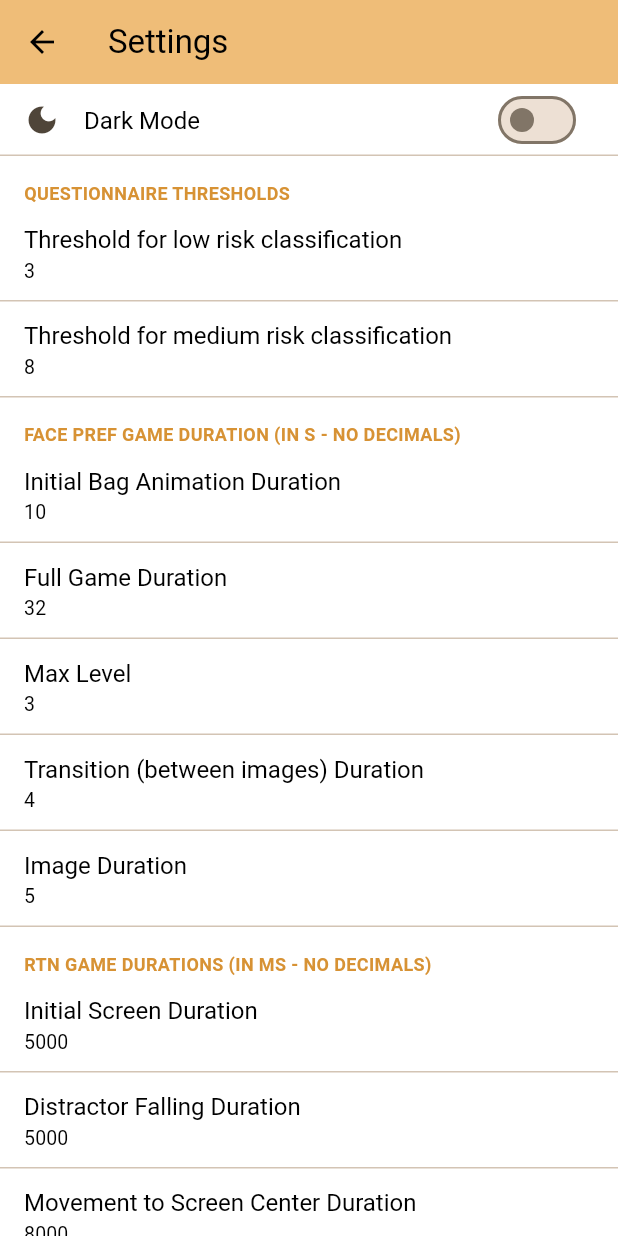
After one commit to shirsho-12/bci_mimosa, a Flutter app: the screen it shows after launch, after a tap on the "settings" icon, on a phone screen of 412 x 824 dp. The commit adds this screen. Run offline on Flutter 3.47's test engine with Material 3 defaults, Android fonts, the phone set to English and light mode, and no system bars; drawn by our look-alikes of flutter_settings_screens; our stand-ins replace audioplayers, bloc, equatable, flex_color_scheme, flutter_bloc, flutter_native_splash and 2 more.

Commit message:
Add settings, splash screen

```diff
--- a/lib/landing_page.dart
+++ b/lib/landing_page.dart
@@ -14,6 +14,14 @@ class LandingPage extends StatelessWidget {
     return Scaffold(
       appBar: AppBar(
         title: const Text('Mimosa'),
+        actions: [
+          IconButton(
+              onPressed: () {
+                devtools.log('Settings');
+                Navigator.pushNamed(context, '/settings');
+              },
+              icon: const Icon(Icons.settings))
+        ],
       ),
       body: Padding(
         padding: const EdgeInsets.all(16.0),
--- a/lib/main.dart
+++ b/lib/main.dart
@@ -1,11 +1,23 @@
 import 'package:flex_color_scheme/flex_color_scheme.dart';
 import 'package:flutter/material.dart';
+import 'package:flutter_native_splash/flutter_native_splash.dart';
+import 'package:flutter_settings_screens/flutter_settings_screens.dart';
 import 'package:mimosa/app_ui.dart';
+import 'package:mimosa/models/constants.dart';
 import 'package:mimosa/models/question_set.dart';
+import 'package:mimosa/models/shared.dart';
 import 'package:mimosa/routes.dart';
 import 'package:provider/provider.dart';
 
-void main() {
+void main() async {
+  WidgetsBinding widgetsBinding = WidgetsFlutterBinding.ensureInitialized();
+  FlutterNativeSplash.preserve(widgetsBinding: widgetsBinding);
+
+  await SharedData.init();
+  SharePreferenceCache spCache = SharePreferenceCache();
+  await spCache.init();
+  await Settings.init(cacheProvider: spCache);
+
   runApp(const MyApp());
 }
 
@@ -41,7 +53,11 @@ class MyApp extends StatelessWidget {
       providers: [
         ChangeNotifierProvider(create: (context) => QuestionSet()),
       ],
-      child: MaterialApp(
+      child: ValueChangeObserver<bool>(
+          cacheKey: SettingsKeys.keyDarkMode,
+          defaultValue: ThemeMode.system == ThemeMode.dark,
+          builder: (builder, isDarkMode, context) {
+            return MaterialApp(
               title: 'Mimosa',
               debugShowCheckedModeBanner: false,
               theme: FlexColorScheme.light(
@@ -58,9 +74,22 @@ class MyApp extends StatelessWidget {
                       thumbVisibility: WidgetStateProperty.all<bool>(true),
                     ),
                   ),
+              darkTheme: FlexThemeData.dark(
+                scheme: FlexScheme.flutterDash,
+                surfaceMode: FlexSurfaceMode.levelSurfacesLowScaffold,
+                blendLevel: 15,
+                subThemesData: const FlexSubThemesData(
+                  blendOnLevel: 20,
+                ),
+                visualDensity: FlexColorScheme.comfortablePlatformDensity,
+                // To use the Playground font, add GoogleFonts package and uncomment
+                // fontFamily: GoogleFonts.notoSans().fontFamily,
+              ),
+              themeMode: isDarkMode ? ThemeMode.dark : ThemeMode.light,
               initialRoute: RouteGenerator.homepage,
               onGenerateRoute: RouteGenerator.generateRoute,
-      ),
+            );
+          }),
     );
   }
 }
--- a/lib/models/constants.dart
+++ b/lib/models/constants.dart
@@ -1,3 +1,24 @@
+import 'package:flutter_settings_screens/flutter_settings_screens.dart';
+
+class SettingsKeys {
+  static const initDuration = 'fp_init_duration';
+  static const gameDuration = 'fp_game_duration';
+  static const maxLevel = 'max_level';
+  static const transitionDuration = 'fp_transition_duration';
+  static const imageDuration = 'fp_image_duration';
+
+  static const rtnInitDuration = 'rtn_init_duration';
+  static const distractorDuration = 'rtn_distractor_duration';
+  static const movementDuration = 'rtn_move_duration';
+  static const wowDuration = 'rtn_wow_duration';
+  static const pointingDuration = 'rtn_point_duration';
+
+  static const lowRiskNum = 'low_risk';
+  static const mediumRiskNum = 'medium_risk';
+
+  static const keyDarkMode = 'dark_mode';
+}
+
 class Constants {
   static List<int> durationsInSeconds = [
     0, // start
@@ -6,17 +27,40 @@ class Constants {
     2, // half-open bag
     2, // open bag
   ];
-
-  static int initDuration = 10;
-  static int gameDuration = 32;
-  static int maxLevel = 3;
-  static int transitionDuration = 4;
-  static int imageDuration = 5;
+  static final int initDuration = int.parse(
+      (Settings.getValue(SettingsKeys.initDuration, defaultValue: "10")!));
+  static final int gameDuration = int.parse(
+      (Settings.getValue(SettingsKeys.gameDuration, defaultValue: "32")!));
+  static final int maxLevel =
+      int.parse((Settings.getValue(SettingsKeys.maxLevel, defaultValue: "3")!));
+  static final int transitionDuration = int.parse(
+      (Settings.getValue(SettingsKeys.transitionDuration, defaultValue: "4")!));
+  static final int imageDuration = int.parse(
+      (Settings.getValue(SettingsKeys.imageDuration, defaultValue: "5")!));
   static double transitionWeight =
       transitionDuration / (transitionDuration + imageDuration);
   static double imageWeight =
       imageDuration / (transitionDuration + imageDuration);
 
-  static int lowRisk = 3;
-  static int mediumRisk = 8;
+  static int lowRisk = int.parse(
+      (Settings.getValue(SettingsKeys.lowRiskNum, defaultValue: "3")!));
+  static int mediumRisk = int.parse(
+      (Settings.getValue(SettingsKeys.mediumRiskNum, defaultValue: "8")!));
+
+  static final int rtnInitDuration = int.parse(
+      (Settings.getValue(SettingsKeys.rtnInitDuration, defaultValue: "5000")!));
+  static final int distractorDuration = int.parse((Settings.getValue(
+      SettingsKeys.distractorDuration,
+      defaultValue: "5000")!));
+  static final int movementDuration = int.parse((Settings.getValue(
+      SettingsKeys.movementDuration,
+      defaultValue: "8000")!));
+  static final int wowDuration = int.parse(
+      (Settings.getValue(SettingsKeys.wowDuration, defaultValue: "3000")!));
+  static final int pointingDuration = int.parse((Settings.getValue(
+      SettingsKeys.pointingDuration,
+      defaultValue: "3000")!));
+
+  static final bool darkMode =
+      Settings.getValue(SettingsKeys.keyDarkMode, defaultValue: false)!;
 }
--- /dev/null
+++ b/lib/models/shared.dart
@@ -0,0 +1,92 @@
+import 'package:mimosa/models/constants.dart';
+import 'package:shared_preferences/shared_preferences.dart';
+
+class SharedData {
+  static late final SharedPreferences instance;
+  static Future<SharedPreferences> init() async {
+    instance = await SharedPreferences.getInstance();
+    // instance.clear();
+    return instance;
+  }
+
+  static void clear() {
+    instance.clear();
+  }
+
+  static bool get darkMode =>
+      instance.getBool(SettingsKeys.keyDarkMode) ?? false;
+  static Future<void> setDarkMode(bool darkMode) async {
+    await instance.setBool(SettingsKeys.keyDarkMode, darkMode);
+  }
+
+  static String get initDuration =>
+      instance.getString(SettingsKeys.initDuration) ?? '';
+  static Future<void> setInitDuration(String duration) async {
+    await instance.setString(SettingsKeys.initDuration, duration);
+  }
+
+  static String get gameDuration =>
+      instance.getString(SettingsKeys.gameDuration) ?? '';
+  static Future<void> setGameDuration(String duration) async {
+    await instance.setString(SettingsKeys.gameDuration, duration);
+  }
+
+  static String get maxLevel => instance.getString(SettingsKeys.maxLevel) ?? '';
+  static Future<void> setMaxLevel(String level) async {
+    await instance.setString(SettingsKeys.maxLevel, level);
+  }
+
+  static String get transitionDuration =>
+      instance.getString(SettingsKeys.transitionDuration) ?? '';
+  static Future<void> setTransitionDuration(String duration) async {
+    await instance.setString(SettingsKeys.transitionDuration, duration);
+  }
+
+  static String get imageDuration =>
+      instance.getString(SettingsKeys.imageDuration) ?? '';
+  static Future<void> setImageDuration(String duration) async {
+    await instance.setString(SettingsKeys.imageDuration, duration);
+  }
+
+  static String get rtnInitDuration =>
+      instance.getString(SettingsKeys.rtnInitDuration) ?? '';
+  static Future<void> setRtnInitDuration(String duration) async {
+    await instance.setString(SettingsKeys.rtnInitDuration, duration);
+  }
+
+  static String get distractorDuration =>
+      instance.getString(SettingsKeys.distractorDuration) ?? '';
+  static Future<void> setDistractorDuration(String duration) async {
+    await instance.setString(SettingsKeys.distractorDuration, duration);
+  }
+
+  static String get movementDuration =>
+      instance.getString(SettingsKeys.movementDuration) ?? '';
+  static Future<void> setMovementDuration(String duration) async {
+    await instance.setString(SettingsKeys.movementDuration, duration);
+  }
+
+  static String get wowDuration =>
+      instance.getString(SettingsKeys.wowDuration) ?? '';
+  static Future<void> setWowDuration(String duration) async {
+    await instance.setString(SettingsKeys.wowDuration, duration);
+  }
+
+  static String get pointingDuration =>
+      instance.getString(SettingsKeys.pointingDuration) ?? '0';
+  static Future<void> setPointingDuration(String duration) async {
+    await instance.setString(SettingsKeys.pointingDuration, duration);
+  }
+
+  static String get lowRiskNum =>
+      instance.getString(SettingsKeys.lowRiskNum) ?? '';
+  static Future<void> setLowRiskNum(String num) async {
+    await instance.setString(SettingsKeys.lowRiskNum, num);
+  }
+
+  static String get mediumRiskNum =>
+      instance.getString(SettingsKeys.mediumRiskNum) ?? '';
+  static Future<void> setMediumRiskNum(String num) async {
+    await instance.setString(SettingsKeys.mediumRiskNum, num);
+  }
+}
--- a/lib/routes.dart
+++ b/lib/routes.dart
@@ -8,9 +8,11 @@ import 'package:mimosa/parents/score_next_step.dart';
 import 'package:mimosa/parents/m_chat_instructions.dart';
 import 'package:mimosa/parents/qa_page.dart';
 import 'package:mimosa/children/children_home.dart';
+import 'package:mimosa/settings.dart';
 
 class RouteGenerator {
   static const String homepage = '/';
+  static const String config = '/settings';
   static const String parents = '/parents';
   static const String children = '/children_home';
   static const String qaPage = '/phase_one';
@@ -28,6 +30,8 @@ class RouteGenerator {
     switch (settings.name) {
       case homepage:
         return MaterialPageRoute(builder: (_) => const LandingPage());
+      case config:
+        return MaterialPageRoute(builder: (_) => const SettingsPage());
       case parents:
         return MaterialPageRoute(builder: (_) => const MChatInstructionsPage());
       case qaPage:
--- a/lib/rtn_animation/bloc/rtn_animation_bloc.dart
+++ b/lib/rtn_animation/bloc/rtn_animation_bloc.dart
@@ -7,6 +7,7 @@ import 'package:equatable/equatable.dart';
 import 'dart:developer' as devtools show log;
 
 import 'package:mimosa/models/audio_data.dart';
+import 'package:mimosa/models/constants.dart';
 
 part 'rtn_animation_event.dart';
 part 'rtn_animation_state.dart';
--- a/lib/rtn_animation/bloc/rtn_animation_event.dart
+++ b/lib/rtn_animation/bloc/rtn_animation_event.dart
@@ -8,33 +8,33 @@ abstract class RtnAnimationEvent {
 /// Event added when some custom logic happens
 /// {@endtemplate}
 class InitialEvent extends RtnAnimationEvent {
-  const InitialEvent({required this.isLeft});
+  InitialEvent({required this.isLeft});
   final bool isLeft;
-  final int duration = 5000;
+  final int duration = Constants.rtnInitDuration;
 }
 
 class DistractorEvent extends RtnAnimationEvent {
-  const DistractorEvent({required this.isLeft});
+  DistractorEvent({required this.isLeft});
   final bool isLeft;
-  final int duration = 5000;
+  final int duration = Constants.distractorDuration;
 }
 
 class MovingPersonEvent extends RtnAnimationEvent {
-  const MovingPersonEvent({
+  MovingPersonEvent({
     required this.isLeft,
   });
   final bool isLeft;
-  final int duration = 8000;
+  final int duration = Constants.movementDuration;
 }
 
 class StationaryPersonEvent extends RtnAnimationEvent {
-  const StationaryPersonEvent();
-  final int duration = 3000;
+  StationaryPersonEvent();
+  final int duration = Constants.wowDuration;
 }
 
 class PointingPersonEvent extends RtnAnimationEvent {
-  const PointingPersonEvent();
-  final int duration = 3000;
+  PointingPersonEvent();
+  final int duration = Constants.pointingDuration;
 }
 
 class GameEndEvent extends RtnAnimationEvent {
--- a/lib/rtn_animation/widgets/widgets.dart
+++ b/lib/rtn_animation/widgets/widgets.dart
@@ -188,7 +188,7 @@ class _MovingPersonState extends State<MovingPerson>
       future: Future.delayed(Duration(milliseconds: widget.duration)),
       builder: (BuildContext context, AsyncSnapshot<void> snapshot) {
         if (snapshot.connectionState == ConnectionState.done) {
-          context.read<RtnAnimationBloc>().add(const StationaryPersonEvent());
+          context.read<RtnAnimationBloc>().add(StationaryPersonEvent());
         }
         return AnimatedBuilder(
           animation: controller,
@@ -221,7 +221,7 @@ class CenterPerson extends StatelessWidget {
       future: Future.delayed(Duration(milliseconds: duration)),
       builder: (BuildContext context, AsyncSnapshot<void> snapshot) {
         if (snapshot.connectionState == ConnectionState.done) {
-          context.read<RtnAnimationBloc>().add(const StationaryPersonEvent());
+          context.read<RtnAnimationBloc>().add(StationaryPersonEvent());
         }
         return Center(
           child: Image.asset(
@@ -250,7 +250,7 @@ class PointingPerson extends StatelessWidget {
       future: Future.delayed(Duration(milliseconds: duration)),
       builder: (BuildContext context, AsyncSnapshot<void> snapshot) {
         if (snapshot.connectionState == ConnectionState.done) {
-          context.read<RtnAnimationBloc>().add(const StationaryPersonEvent());
+          context.read<RtnAnimationBloc>().add(StationaryPersonEvent());
         }
         return Center(
           child: Image.asset(
--- /dev/null
+++ b/lib/settings.dart
@@ -0,0 +1,259 @@
+import 'package:flutter/material.dart';
+import 'package:flutter_settings_screens/flutter_settings_screens.dart';
+import 'package:mimosa/models/constants.dart';
+import 'package:mimosa/models/shared.dart';
+import 'package:shared_preferences/shared_preferences.dart';
+
+class SettingsKeys {
+  // face pref settings
+  static const initDuration = 'fp_init_duration';
+  static const gameDuration = 'fp_game_duration';
+  static const maxLevel = 'max_level';
+  static const transitionDuration = 'fp_transition_duration';
+  static const imageDuration = 'fp_image_duration';
+
+  // rtn settings
+  static const rtnInitDuration = 'rtn_init_duration';
+  static const distractorDuration = 'rtn_distractor_duration';
+  static const movementDuration = 'rtn_move_duration';
+  static const wowDuration = 'rtn_wow_duration';
+  static const pointingDuration = 'rtn_point_duration';
+
+  static const lowRiskNum = 'low_risk';
+  static const mediumRiskNum = 'medium_risk';
+
+  static const keyDarkMode = 'dark_mode';
+}
+
+class SettingsPage extends StatefulWidget {
+  const SettingsPage({super.key});
+
+  @override
+  State<SettingsPage> createState() => _SettingsPageState();
+}
+
+class _SettingsPageState extends State<SettingsPage> {
+  final Future<SharedPreferences> prefs = SharedPreferences.getInstance();
+
+  @override
+  void initState() {
+    super.initState();
+  }
+
+  @override
+  Widget build(BuildContext context) {
+    return SafeArea(
+        // child: Expanded(
+        child: Scaffold(
+      appBar: AppBar(
+        title: const Text('Settings'),
+      ),
+      body: ListView(
+        children: [
+          SwitchSettingsTile(
+            title: "Dark Mode",
+            leading: const Icon(Icons.dark_mode),
+            settingKey: SettingsKeys.keyDarkMode,
+            onChange: (val) {
+              setState(() {
+                SharedData.setDarkMode(val);
+              });
+            },
+            defaultValue: SharedData.darkMode,
+          ),
+          SettingsGroup(
+            title: 'Questionnaire Thresholds',
+            children: [
+              TextInputSettingsTile(
+                title: "Threshold for low risk classification",
+                settingKey: SettingsKeys.lowRiskNum,
+                validator: (val) {
+                  if (val == null || val.isEmpty) {
+                    return "Please enter a value between 0 and 20";
+                  }
+                  if (!isNumeric(val) ||
+                      double.parse(val) < 0 ||
+                      double.parse(val) > 20) {
+                    return "Please enter a valid number";
+                  }
+                  return null;
+                },
+                initialValue: Constants.lowRisk.toString(),
+              ),
+              TextInputSettingsTile(
+                title: "Threshold for medium risk classification",
+                settingKey: SettingsKeys.mediumRiskNum,
+                validator: (val) {
+                  if (val == null || val.isEmpty) {
+                    return "Please enter a value between 0 and 20";
+                  }
+                  if (!isNumeric(val) ||
+                      double.parse(val) < Constants.mediumRisk ||
+                      double.parse(val) > 20) {
+                    return "Please enter a valid number";
+                  }
+                  return null;
+                },
+                initialValue: Constants.mediumRisk.toString(),
+              ),
+            ],
+          ),
+          SettingsGroup(
+            title: 'Face Pref Game Duration (in s - no decimals)',
+            children: [
+              TextInputSettingsTile(
+                title: "Initial Bag Animation Duration",
+                settingKey: SettingsKeys.initDuration,
+                validator: (val) {
+                  if (val == null || val.isEmpty) {
+                    return "Please enter a valid duration";
+                  }
+                  if (!isNumeric(val) || double.parse(val) <= 0) {
+                    return "Please enter a valid number";
+                  }
+                  return null;
+                },
+                initialValue: Constants.initDuration.toString(),
+              ),
+              TextInputSettingsTile(
+                title: "Full Game Duration",
+                settingKey: SettingsKeys.gameDuration,
+                validator: (val) {
+                  if (val == null || val.isEmpty) {
+                    return "Please enter a valid duration";
+                  }
+                  if (!isNumeric(val) || double.parse(val) <= 0) {
+                    return "Please enter a valid number";
+                  }
+                  return null;
+                },
+                initialValue: Constants.gameDuration.toString(),
+              ),
+              TextInputSettingsTile(
+                title: "Max Level",
+                settingKey: SettingsKeys.maxLevel,
+                validator: (val) {
+                  if (val == null || val.isEmpty) {
+                    return "Please enter a valid level";
+                  }
+                  if (!isNumeric(val) || double.parse(val) <= 0) {
+                    return "Please enter a valid number";
+                  }
+                  return null;
+                },
+                initialValue: Constants.maxLevel.toString(),
+              ),
+              TextInputSettingsTile(
+                title: "Transition (between images) Duration",
+                settingKey: SettingsKeys.transitionDuration,
+                validator: (val) {
+                  if (val == null || val.isEmpty) {
+                    return "Please enter a valid duration";
+                  }
+                  if (!isNumeric(val) || double.parse(val) <= 0) {
+                    return "Please enter a valid number";
+                  }
+                  return null;
+                },
+                initialValue: Constants.transitionDuration.toString(),
+              ),
+              TextInputSettingsTile(
+                title: "Image Duration",
+                settingKey: SettingsKeys.imageDuration,
+                validator: (val) {
+                  if (val == null || val.isEmpty) {
+                    return "Please enter a valid duration";
+                  }
+                  if (!isNumeric(val) || double.parse(val) <= 0) {
+                    return "Please enter a valid number";
+                  }
+                  return null;
+                },
+                initialValue: Constants.imageDuration.toString(),
+              ),
+            ],
+          ),
+          SettingsGroup(
+            title: 'RTN Game Durations (in ms - no decimals)',
+            children: [
+              TextInputSettingsTile(
+                title: "Initial Screen Duration",
+                settingKey: SettingsKeys.rtnInitDuration,
+                validator: (val) {
+                  if (val == null || val.isEmpty) {
+                    return "Please enter a valid duration";
+                  }
+                  if (!isNumeric(val) || double.parse(val) <= 0) {
+                    return "Please enter a valid number";
+                  }
+                  return null;
+                },
+                initialValue: Constants.rtnInitDuration.toString(),
+              ),
+              TextInputSettingsTile(
+                title: "Distractor Falling Duration",
+                settingKey: SettingsKeys.distractorDuration,
+                validator: (val) {
+                  if (val == null || val.isEmpty) {
+                    return "Please enter a valid duration";
+                  }
+                  if (!isNumeric(val) || double.parse(val) <= 0) {
+                    return "Please enter a valid number";
+                  }
+                  return null;
+                },
+                initialValue: Constants.distractorDuration.toString(),
+              ),
+              TextInputSettingsTile(
+                title: "Movement to Screen Center Duration",
+                settingKey: SettingsKeys.movementDuration,
+                validator: (val) {
+                  if (val == null || val.isEmpty) {
+                    return "Please enter a valid level";
+                  }
+                  if (!isNumeric(val) || double.parse(val) <= 0) {
+                    return "Please enter a valid number";
+                  }
+                  return null;
+                },
+                initialValue: Constants.movementDuration.toString(),
+              ),
+              TextInputSettingsTile(
+                title: "Between Image Duration",
+                settingKey: SettingsKeys.wowDuration,
+                validator: (val) {
+                  if (val == null || val.isEmpty) {
+                    return "Please enter a valid duration";
+                  }
+                  if (!isNumeric(val) || double.parse(val) <= 0) {
+                    return "Please enter a valid number";
+                  }
+                  return null;
+                },
+                initialValue: Constants.wowDuration.toString(),
+              ),
+              TextInputSettingsTile(
+                title: "Pointing Duration",
+                settingKey: SettingsKeys.pointingDuration,
+                validator: (val) {
+                  if (val == null || val.isEmpty) {
+                    return "Please enter a valid duration";
+                  }
+                  if (!isNumeric(val) || double.parse(val) <= 0) {
+                    return "Please enter a valid number";
+                  }
+                  return null;
+                },
+                initialValue: Constants.pointingDuration.toString(),
+              ),
+            ],
+          ),
+        ],
+      ),
+    ));
+  }
+
+  bool isNumeric(String val) {
+    return double.tryParse(val) != null;
+  }
+}
--- a/pubspec.yaml
+++ b/pubspec.yaml
@@ -45,6 +45,9 @@ dependencies:
   bloc: ^8.1.4
   flutter_bloc: ^8.1.6
   audioplayers: ^6.0.0
+  flutter_settings_screens: ^0.3.4
+  shared_preferences: ^2.2.3
+  flutter_native_splash: ^2.4.1
 
 dev_dependencies:
   flutter_test:
@@ -121,3 +124,6 @@ flutter:
 
   # For details regarding adding assets from package dependencies, see
   # https://flutter.dev/assets-and-images/#from-packages
+flutter_native_splash:
+  color: "#42a5f5"
+  image: assets/splash.png
```
Also changed, not shown: assets/splash.png (added), pubspec.lock. Lines whose indentation alone changed are shown as unchanged.
